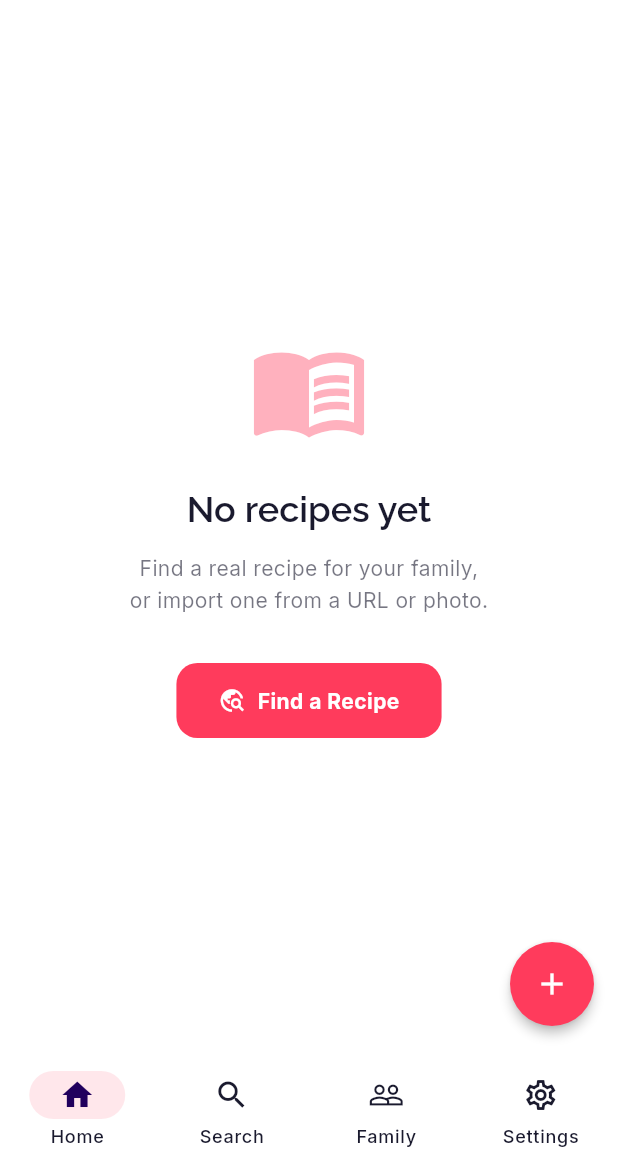
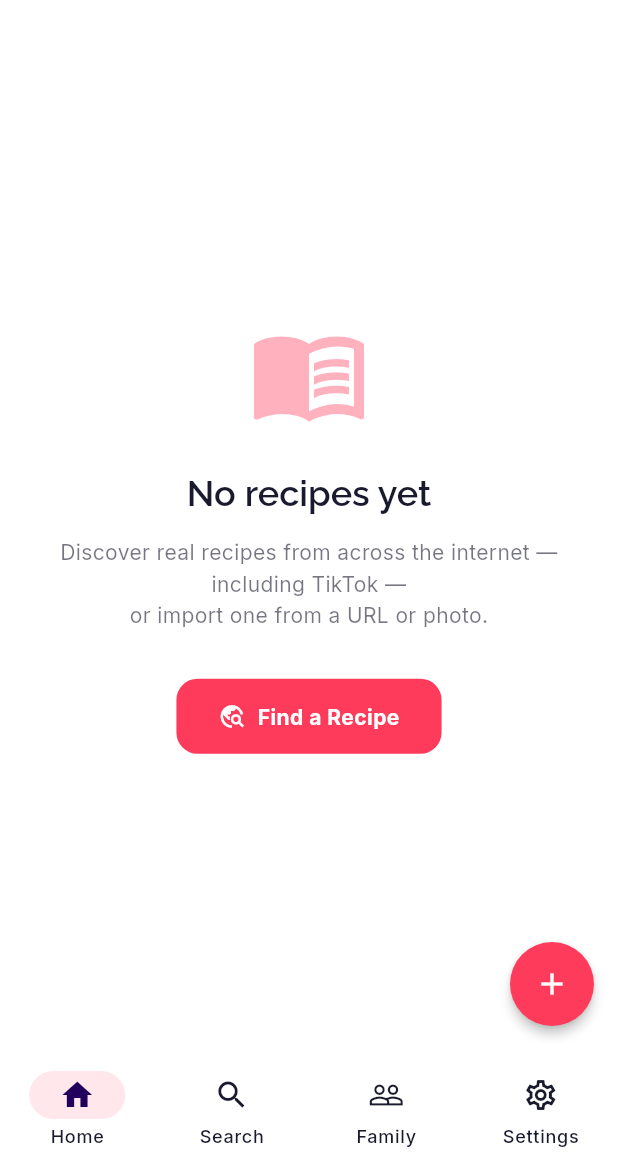
Before and after one commit to windoze95/saltybytes-app, a Flutter app: the HomeScreen screen opened by its route, on a phone screen of 412 x 824 dp, the part 66-1236 px from its top. Run offline on Flutter 3.47's test engine with Material 3 defaults, Android fonts, the phone set to English and light mode, and no system bars; our stand-ins replace cached_network_image, dio, flutter_animate, flutter_riverpod, flutter_secure_storage, freezed_annotation and 7 more; missing offline and left inert: vosk_flutter_2; accounts and stored records are empty.

Commit message:
chore(copy): pitch real recipes from the internet, including TikTok (#56)
Reframe the search value-prop copy from a family pitch to a discovery pitch across the agent-search subtitle, the plain (non-agent) search empty state, the home Add-Recipe tile + empty state, and the Surprise-me subtitle. Now leads with 'real recipes from the internet, including TikTok' and mentions TikTok on the non-agent search page too. Left the functional family-diet bits untouched (the 'Cooking for your family' diet chip and the 'checking against your family' narration describe the actual diet filtering).


Claude-Session: https://claude.ai/code/session_01BU4UWZutHd1AnK3XAf7H19

Co-authored-by: Claude Opus 4.8 (1M context) <noreply@anthropic.com>

```diff
--- a/lib/features/home/home_screen.dart
+++ b/lib/features/home/home_screen.dart
@@ -94,7 +94,7 @@ class _HomeScreenState extends ConsumerState<HomeScreen> {
                   ),
                   title: const Text('Find a recipe'),
                   subtitle:
-                      const Text("We'll find real recipes for your family"),
+                      const Text("We'll pull real recipes from the internet, including TikTok"),
                   shape: RoundedRectangleBorder(
                     borderRadius: BorderRadius.circular(12),
                   ),
@@ -296,7 +296,7 @@ class _EmptyState extends ConsumerWidget {
             ),
             const SizedBox(height: 12),
             Text(
-              'Find a real recipe for your family,\nor import one from a URL or photo.',
+              'Discover real recipes from across the internet — including TikTok —\nor import one from a URL or photo.',
               textAlign: TextAlign.center,
               style: theme.textTheme.bodyMedium?.copyWith(
                 color: theme.colorScheme.onSurface.withValues(alpha: 0.6),
--- a/lib/features/search/search_screen.dart
+++ b/lib/features/search/search_screen.dart
@@ -257,7 +257,7 @@ class _SearchScreenState extends ConsumerState<SearchScreen> {
               ),
               const SizedBox(height: 4),
               Text(
-                "Tap a few, or just search — we'll pull real recipes for your family.",
+                "Tap a few, or just search — we'll pull real recipes from across the internet, including TikTok.",
                 style: theme.textTheme.bodyMedium?.copyWith(
                   color: theme.colorScheme.onSurface.withValues(alpha: 0.6),
                 ),
@@ -871,8 +871,8 @@ class _EmptySearchState extends StatelessWidget {
             ),
             const SizedBox(height: 12),
             Text(
-              'Find recipes from thousands of websites, '
-              'personalized for your family\'s dietary needs.',
+              'Real recipes from thousands of sites across the internet — '
+              'including TikTok.',
               textAlign: TextAlign.center,
               style: theme.textTheme.bodyMedium?.copyWith(
                 color: theme.colorScheme.onSurface.withValues(alpha: 0.6),
--- a/lib/features/search/widgets/agent_controls.dart
+++ b/lib/features/search/widgets/agent_controls.dart
@@ -238,7 +238,7 @@ class SurpriseTile extends StatelessWidget {
                       ),
                     ),
                     Text(
-                      "We'll pick something great for your family",
+                      "We'll pick something great from across the internet",
                       style: theme.textTheme.bodySmall?.copyWith(
                         color: colors.onSurface.withValues(alpha: 0.6),
                       ),
```
